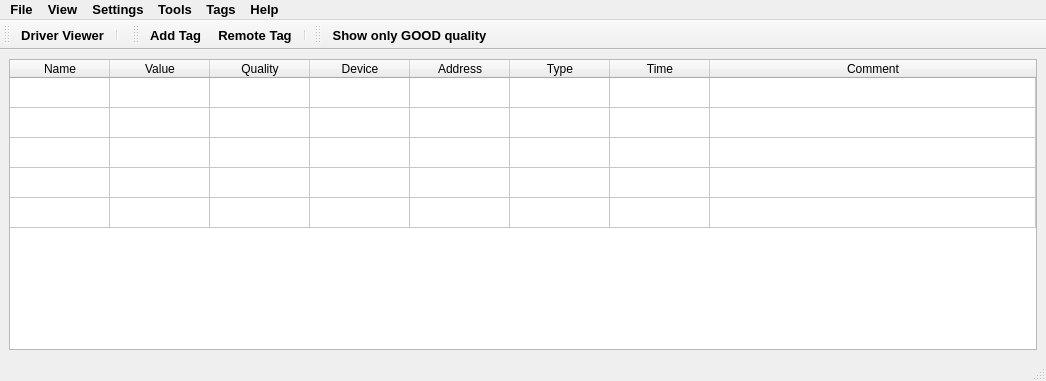
First picture: the form in MBTools/oiserver/tools/OIServerViewer/ui_OIServerViewer.ui, repository kmmax/MBTools, before the edit.
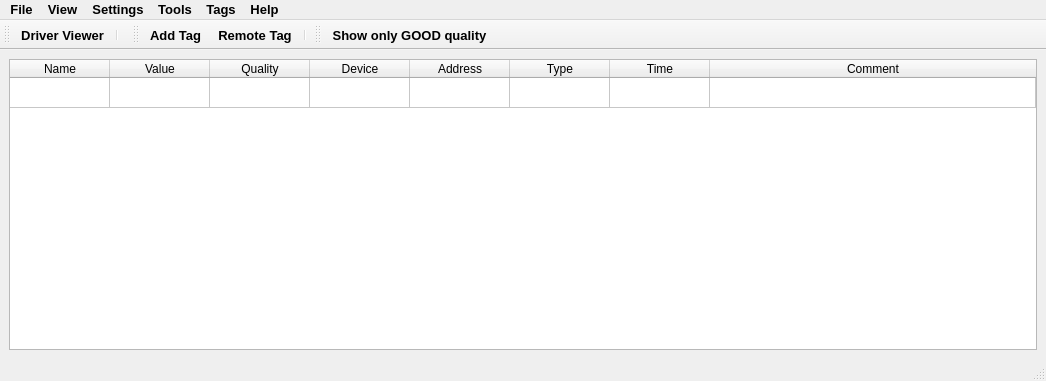
Second picture: the form after the edit. Icons and pictures are not drawn.

Commit message: OIServerViewer: table without configuration (at start) shows 1 row

The edit to the form file:
```diff
--- a/MBTools/oiserver/tools/OIServerViewer/ui_OIServerViewer.ui
+++ b/MBTools/oiserver/tools/OIServerViewer/ui_OIServerViewer.ui
@@ -13,7 +13,6 @@
   <property name="font">
    <font>
     <pointsize>10</pointsize>
-    <weight>75</weight>
     <bold>true</bold>
    </font>
   </property>
@@ -27,12 +26,11 @@
       <property name="font">
        <font>
         <pointsize>9</pointsize>
-        <weight>50</weight>
         <bold>false</bold>
        </font>
       </property>
       <property name="rowCount">
-       <number>5</number>
+       <number>1</number>
       </property>
       <property name="columnCount">
        <number>8</number>
@@ -44,10 +42,6 @@
        <bool>false</bool>
       </attribute>
       <row/>
-      <row/>
-      <row/>
-      <row/>
-      <row/>
       <column>
        <property name="text">
         <string>Name</string>
```
Left out of the diff: 2 changed lines with no effect on the pictures. The commit also changes 3 other files.
